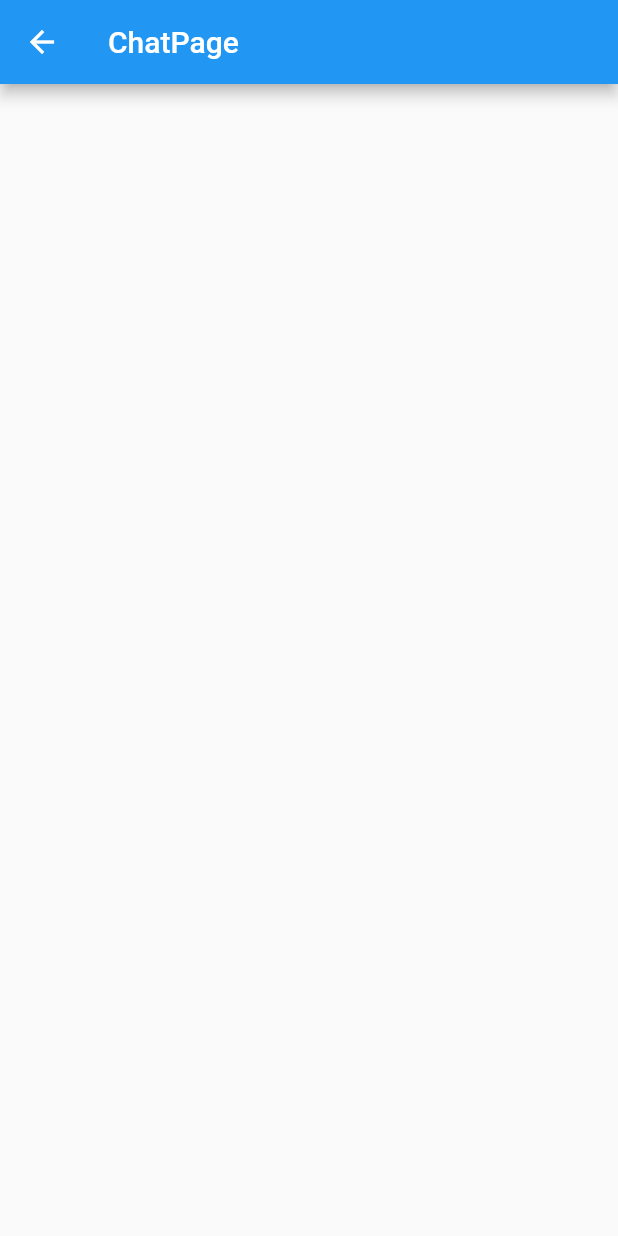
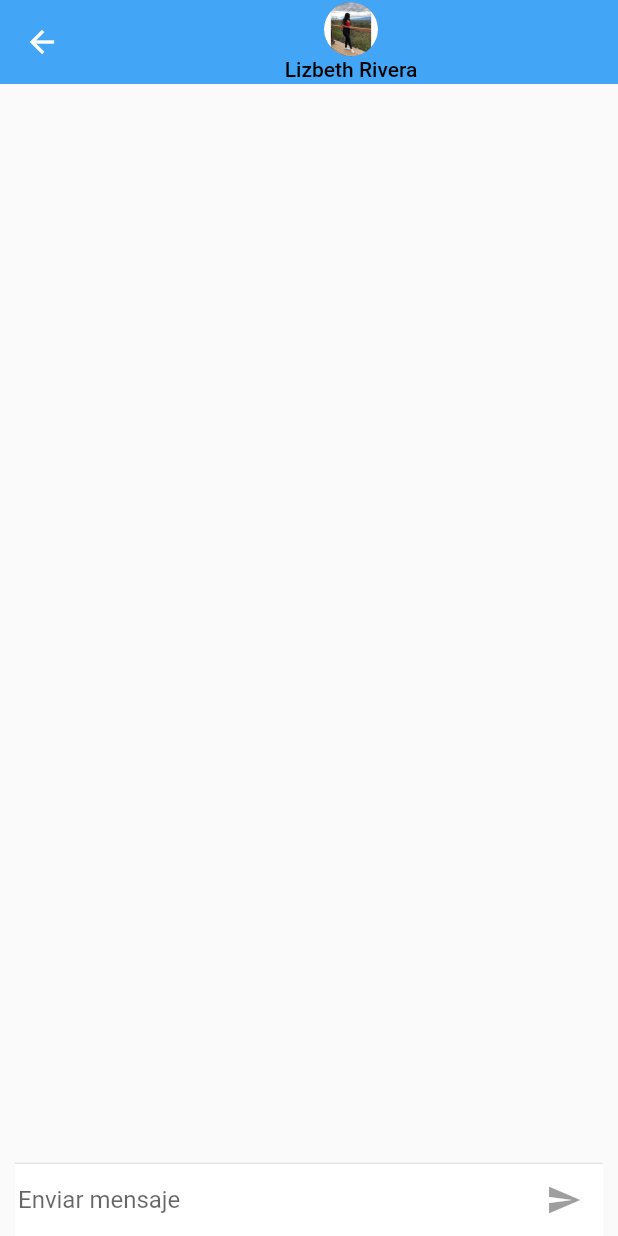
Before and after one commit to agchavez/chat_app, a Flutter app: the ChatPage screen opened by its route, on a phone screen of 412 x 824 dp. Run offline on Flutter 3.47's test engine with Material 2 defaults, Android fonts, the phone set to English and light mode, and no system bars; our stand-ins replace pull_to_refresh; missing offline and left inert: dart:ffi.

Commit message:
User and chat pages created

```diff
--- a/lib/models/user_model.dart
+++ b/lib/models/user_model.dart
@@ -7,10 +7,12 @@ class User {
   String uid;
   String phone;
   int msj;
+  String img;
 
   User(
       {required this.email,
       required this.name,
+      required this.img,
       required this.msj,
       required this.phone,
       required this.online,
--- a/lib/pages/chat_page.dart
+++ b/lib/pages/chat_page.dart
@@ -1,16 +1,137 @@
+import 'dart:io';
+
+import 'package:chat_app/widgets/chat_menssage.dart';
+import 'package:flutter/cupertino.dart';
 import 'package:flutter/material.dart';
 
-class ChatPage extends StatelessWidget {
-  const ChatPage({Key? key}) : super(key: key);
+class ChatPage extends StatefulWidget {
+  @override
+  _ChatPageState createState() => _ChatPageState();
+}
+
+class _ChatPageState extends State<ChatPage> with TickerProviderStateMixin {
+  final _textController = TextEditingController();
+  final _focusNode = new FocusNode();
+  bool _typing = false;
+
+  List<ChatMenssage> _menssage = [];
   @override
   Widget build(BuildContext context) {
     return Scaffold(
-      appBar: AppBar(
-        title: Text('ChatPage'),
+        appBar: AppBar(
+          elevation: 0,
+          backgroundColor: Colors.blue[400],
+          title: Center(
+            child: Column(
+              children: [
+                CircleAvatar(
+                  maxRadius: 18,
+                  child: ClipRRect(
+                    borderRadius: BorderRadius.circular(18),
+                    child: Image(
+                      image: AssetImage("assets/porfile1.png"),
+                    ),
+                  ),
+                ),
+                SizedBox(
+                  height: 1,
+                ),
+                Text(
+                  "Lizbeth Rivera",
+                  style: TextStyle(fontSize: 14, color: Colors.black),
+                )
+              ],
+            ),
+          ),
+        ),
+        body: Container(
+          padding: EdgeInsets.symmetric(horizontal: 10),
+          child: Column(
+            children: [
+              Flexible(
+                  child: ListView.builder(
+                physics: BouncingScrollPhysics(),
+                itemBuilder: (_, i) => _menssage[i],
+                itemCount: _menssage.length,
+                reverse: true,
+              )),
+              Divider(
+                height: 1,
+              ),
+              Container(
+                color: Colors.white,
+                child: _inputChat(),
+              )
+            ],
+          ),
+        ));
+  }
+
+  Widget _inputChat() {
+    return SafeArea(
+        child: Container(
+      margin: EdgeInsets.symmetric(horizontal: 2.0),
+      child: Row(
+        children: [
+          Flexible(
+              child: TextField(
+            controller: _textController,
+            onSubmitted: _handleSubmit,
+            onChanged: (value) {
+              setState(() {
+                if (value.length > 0) {
+                  _typing = true;
+                } else {
+                  _typing = false;
+                }
+              });
+            },
+            focusNode: _focusNode,
+            decoration: InputDecoration.collapsed(hintText: 'Enviar mensaje'),
+          )),
+          Container(
+              child: Platform.isIOS
+                  ? CupertinoButton(
+                      child: Text('Enviar'),
+                      onPressed: _typing
+                          ? () => _handleSubmit(_textController.text.trim())
+                          : null,
+                    )
+                  : Container(
+                      child: IconTheme(
+                        data: IconThemeData(color: Colors.blue[400]),
+                        child: IconButton(
+                          highlightColor: Colors.transparent,
+                          splashColor: Colors.transparent,
+                          icon: Icon(
+                            Icons.send,
+                          ),
+                          onPressed: _typing
+                              ? () => _handleSubmit(_textController.text.trim())
+                              : null,
+                        ),
+                      ),
+                    ))
+        ],
       ),
-      body: Center(
-        child: Text(''),
-      ),
+    ));
+  }
+
+  _handleSubmit(String text) {
+    final newMenssage = new ChatMenssage(
+      texto: text,
+      uid: '123',
+      date: new DateTime.now(),
+      animatedCrtl: AnimationController(
+          vsync: this, duration: Duration(milliseconds: 300)),
     );
+    _menssage.insert(0, newMenssage);
+    newMenssage.animatedCrtl.forward();
+
+    _textController.clear();
+    _focusNode.requestFocus();
+    setState(() {
+      _typing = false;
+    });
   }
 }
```
Also changed, not shown: lib/pages/user_page.dart (+10 -1 lines), lib/widgets/chat_menssage.dart (added, +84 -0 lines), assets/porfile1.png (added), assets/porfile2.png (added), assets/porfile3.png (added), assets/tag-logo.png, 1 other file.
